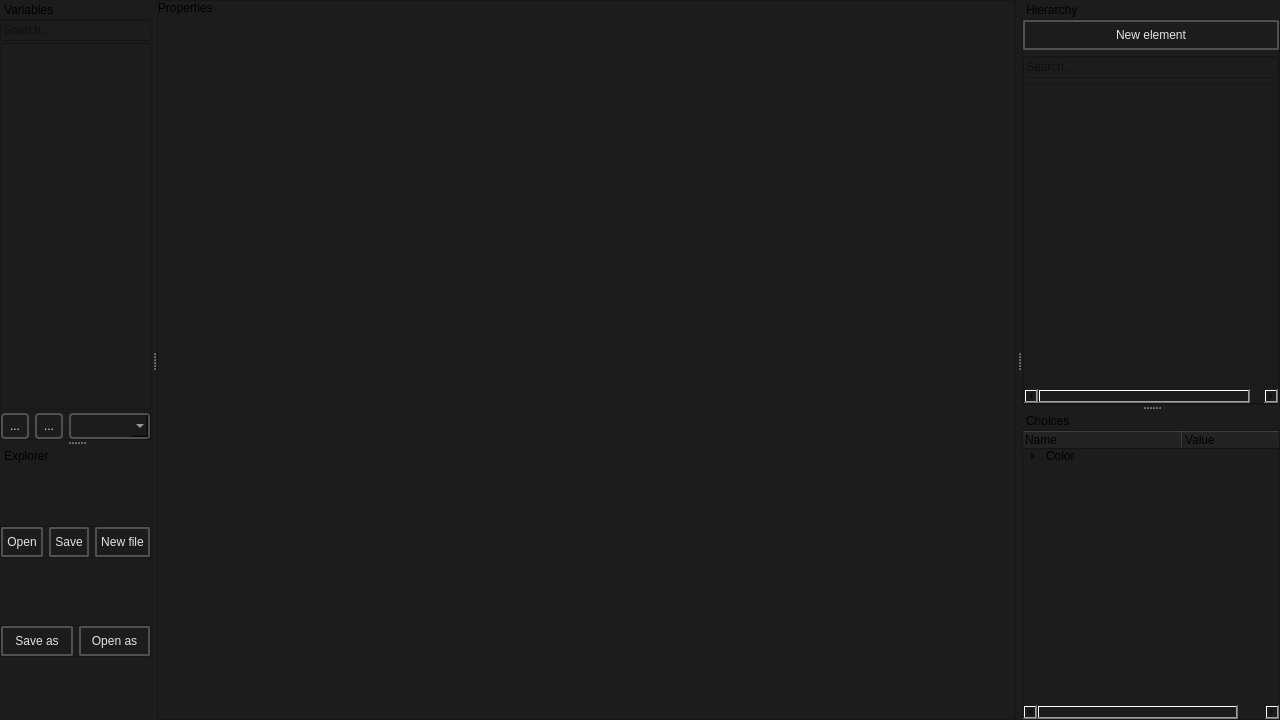
Before: the Qt Designer form smartprop_editor/main.ui in dertwist/Hammer5Tools, drawn with Qt 5.
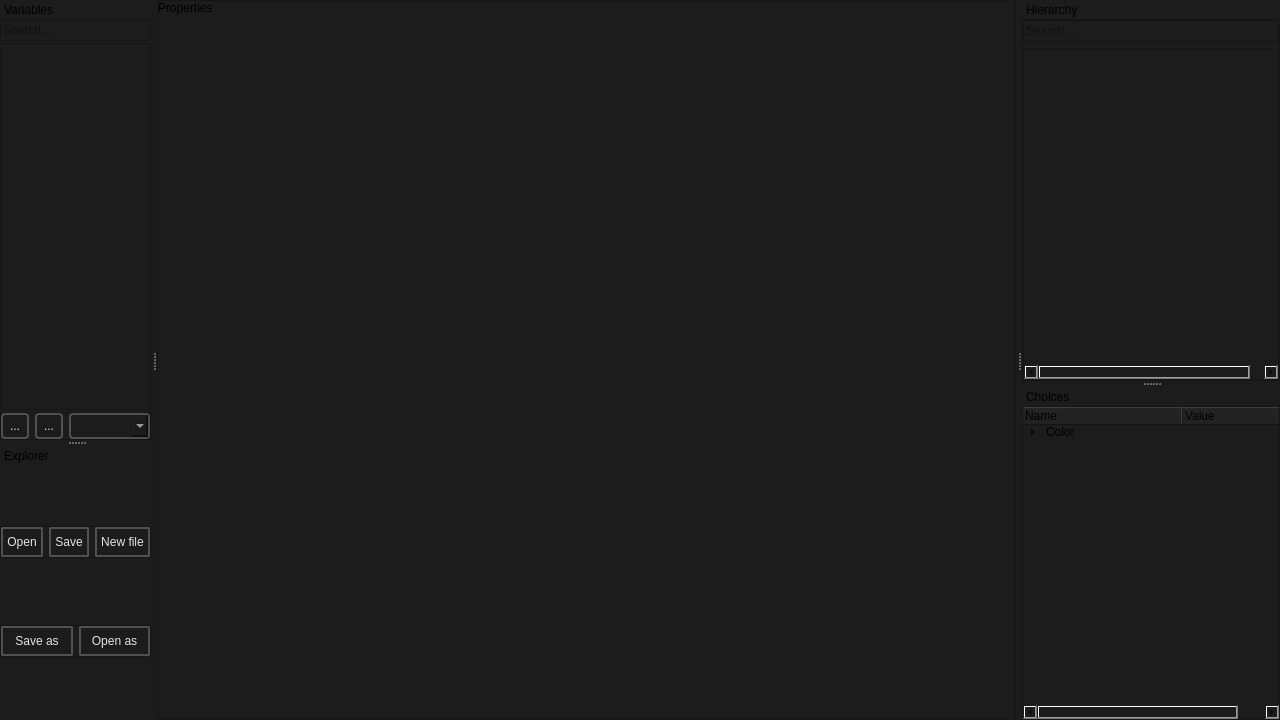
After: the same form once the commit is applied. Icons and pictures are not drawn.

Commit message: Removed new elelmnt button smartprop editor

```diff
--- a/smartprop_editor/main.ui
+++ b/smartprop_editor/main.ui
@@ -201,55 +201,6 @@
         <property name="bottomMargin">
          <number>0</number>
         </property>
-        <item>
-         <widget class="QPushButton" name="new_element_button">
-          <property name="styleSheet">
-           <string notr="true">
-    /* QPushButton default and hover styles */
-    QPushButton {
-
-        font: 580 9pt &quot;Segoe UI&quot;;
-	
-
-        border: 2px solid black;
-        border-radius: 2px;
-        border-color: rgba(80, 80, 80, 255);
-        height:22px;
-        padding-top: 2px;
-        padding-bottom:2px;
-        padding-left: 4px;
-        padding-right: 4px;
-        color: #E3E3E3;
-        background-color: #1C1C1C;
-    }
-    QPushButton:hover {
-        background-color: #414956;
-        color: white;
-    }
-    QPushButton:pressed {
-        background-color: red;
-        background-color: #1C1C1C;
-        margin: 1 px;
-        margin-left: 2px;
-        margin-right: 2px;
-
-    }</string>
-          </property>
-          <property name="text">
-           <string>New element</string>
-          </property>
-          <property name="icon">
-           <iconset resource="../resources.qrc">
-            <normaloff>:/icons/add_24dp_9D9D9D_FILL0_wght400_GRAD0_opsz24.svg</normaloff>:/icons/add_24dp_9D9D9D_FILL0_wght400_GRAD0_opsz24.svg</iconset>
-          </property>
-          <property name="iconSize">
-           <size>
-            <width>22</width>
-            <height>22</height>
-           </size>
-          </property>
-         </widget>
-        </item>
         <item>
          <widget class="QLineEdit" name="tree_hierarchy_search_bar_widget">
           <property name="placeholderText">
```
Left out of the diff: 56 changed lines with no effect on the pictures. The commit also changes 6 other files.
